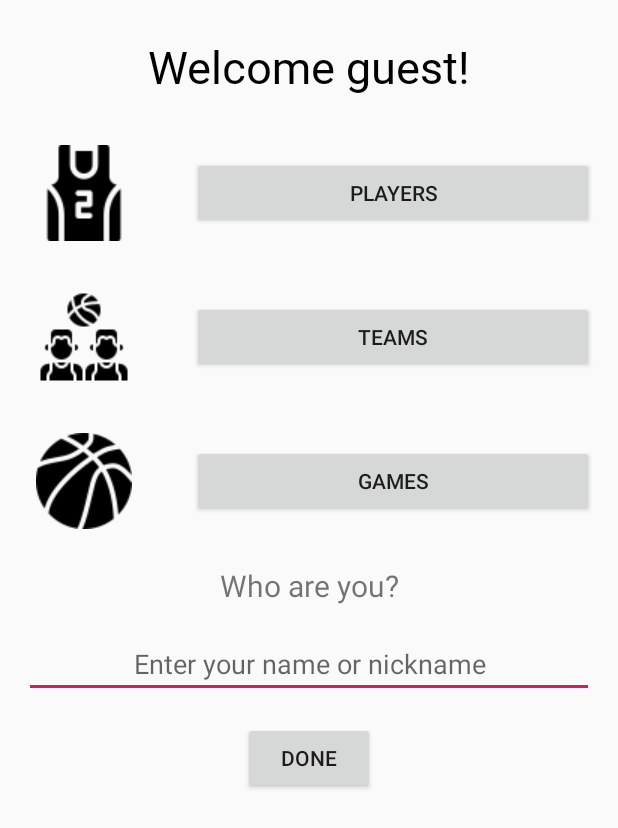
After one commit to MisterWeeMan/StatsDontLie, an Android app: the layout activity_main_constraints.xml on its own in the app's theme, with its tools: preview values and no code run, on a phone screen of 412 x 824 dp. The commit adds this screen. Shown: the top 828 px of the screen. Run offline under Robolectric (Android 15) with nearby library versions, the phone set to English and light mode, and no system bars.

Commit message:
Add constraint layout of the main activity.

```diff
--- a/app/src/main/AndroidManifest.xml
+++ b/app/src/main/AndroidManifest.xml
@@ -1,7 +1,7 @@
 <?xml version="1.0" encoding="utf-8"?>
 <manifest xmlns:android="http://schemas.android.com/apk/res/android"
     xmlns:tools="http://schemas.android.com/tools"
-    package="com.example.portfolioapp">
+    package="com.example.statsdontlie">
 
     <uses-permission android:name="android.permission.INTERNET" />
 
--- a/app/src/main/java/com/example/portfolioapp/api/NbaService.kt
+++ b/app/src/main/java/com/example/statsdontlie/api/NbaService.kt
@@ -1,6 +1,6 @@
-package com.example.portfolioapp.api
+package com.example.statsdontlie.api
 
-import com.example.portfolioapp.model.json.PlayersData
+import com.example.statsdontlie.model.json.PlayersData
 import com.squareup.moshi.Moshi
 import com.squareup.moshi.kotlin.reflect.KotlinJsonAdapterFactory
 import retrofit2.Retrofit
--- a/app/src/main/java/com/example/portfolioapp/model/Player.kt
+++ b/app/src/main/java/com/example/statsdontlie/model/Player.kt
@@ -1,4 +1,4 @@
-package com.example.portfolioapp.model
+package com.example.statsdontlie.model
 
 import com.squareup.moshi.Json
 
--- a/app/src/main/java/com/example/portfolioapp/model/Team.kt
+++ b/app/src/main/java/com/example/statsdontlie/model/Team.kt
@@ -1,4 +1,4 @@
-package com.example.portfolioapp.model
+package com.example.statsdontlie.model
 
 import com.squareup.moshi.Json
 
--- a/app/src/main/java/com/example/portfolioapp/model/json/PlayersData.kt
+++ b/app/src/main/java/com/example/statsdontlie/model/json/PlayersData.kt
@@ -1,6 +1,6 @@
-package com.example.portfolioapp.model.json
+package com.example.statsdontlie.model.json
 
-import com.example.portfolioapp.model.Player
+import com.example.statsdontlie.model.Player
 import com.squareup.moshi.Json
 
 data class PlayersData(
--- /dev/null
+++ b/app/src/main/res/layout/activity_main_constraints.xml
@@ -0,0 +1,122 @@
+<?xml version="1.0" encoding="utf-8"?>
+<layout xmlns:android="http://schemas.android.com/apk/res/android"
+    xmlns:tools="http://schemas.android.com/tools">
+
+    <androidx.constraintlayout.widget.ConstraintLayout xmlns:app="http://schemas.android.com/apk/res-auto"
+        android:layout_width="match_parent"
+        android:layout_height="match_parent">
+
+        <TextView
+            android:id="@+id/welcome_text"
+            android:layout_width="0dp"
+            android:layout_height="wrap_content"
+            android:layout_marginStart="@dimen/layout_margin"
+            android:layout_marginTop="@dimen/layout_margin"
+            android:layout_marginEnd="@dimen/layout_margin"
+            android:fontFamily="@font/roboto"
+            android:paddingTop="@dimen/small_padding"
+            android:paddingBottom="@dimen/small_padding"
+            android:text="@string/welcome_message_guest"
+            android:textAlignment="center"
+            android:textColor="@android:color/black"
+            android:textSize="@dimen/main_title"
+            app:layout_constraintEnd_toEndOf="parent"
+            app:layout_constraintStart_toStartOf="parent"
+            app:layout_constraintTop_toTopOf="parent" />
+
+        <ImageView
+            android:id="@+id/player_image"
+            style="@style/main_menu_image_constraint_style"
+            android:contentDescription="@string/basketball_player_jersey_description"
+            app:layout_constraintEnd_toStartOf="@id/player_btn"
+            app:layout_constraintStart_toStartOf="parent"
+            app:layout_constraintTop_toBottomOf="@id/welcome_text"
+            app:srcCompat="@drawable/basketball_jersey_black" />
+
+        <Button
+            android:id="@+id/player_btn"
+            style="@style/main_menu_btn_constraint_style"
+            android:text="@string/players"
+            app:layout_constraintBottom_toBottomOf="@id/player_image"
+            app:layout_constraintEnd_toEndOf="parent"
+            app:layout_constraintStart_toEndOf="@id/player_image"
+            app:layout_constraintTop_toTopOf="@id/player_image" />
+
+        <ImageView
+            android:id="@+id/team_image"
+            style="@style/main_menu_image_constraint_style"
+            android:contentDescription="@string/two_basketball_players_description"
+            app:layout_constraintEnd_toStartOf="@id/team_btn"
+            app:layout_constraintStart_toStartOf="parent"
+            app:layout_constraintTop_toBottomOf="@id/player_image"
+            app:srcCompat="@drawable/basketball_players_black" />
+
+        <Button
+            android:id="@+id/team_btn"
+            style="@style/main_menu_btn_constraint_style"
+            android:text="@string/teams"
+            app:layout_constraintBottom_toBottomOf="@id/team_image"
+            app:layout_constraintEnd_toEndOf="parent"
+            app:layout_constraintStart_toEndOf="@id/team_image"
+            app:layout_constraintTop_toTopOf="@id/team_image" />
+
+        <ImageView
+            android:id="@+id/games_image"
+            style="@style/main_menu_image_constraint_style"
+            android:contentDescription="@string/basketball_description"
+            app:layout_constraintEnd_toStartOf="@id/games_btn"
+            app:layout_constraintStart_toStartOf="parent"
+            app:layout_constraintTop_toBottomOf="@id/team_image"
+            app:srcCompat="@drawable/basketball" />
+
+        <Button
+            android:id="@+id/games_btn"
+            style="@style/main_menu_btn_constraint_style"
+            android:text="@string/games"
+            app:layout_constraintBottom_toBottomOf="@id/games_image"
+            app:layout_constraintEnd_toEndOf="parent"
+            app:layout_constraintStart_toEndOf="@id/games_image"
+            app:layout_constraintTop_toTopOf="@id/games_image" />
+
+        <TextView
+            android:id="@+id/who_text"
+            android:layout_width="match_parent"
+            android:layout_height="wrap_content"
+            android:layout_marginStart="@dimen/layout_margin"
+            android:layout_marginTop="@dimen/layout_margin"
+            android:layout_marginEnd="@dimen/layout_margin"
+            android:text="@string/who_are_you"
+            android:textAlignment="center"
+            android:textSize="@dimen/medium_text"
+            app:layout_constraintEnd_toEndOf="parent"
+            app:layout_constraintStart_toStartOf="parent"
+            app:layout_constraintTop_toBottomOf="@id/games_image" />
+
+        <EditText
+            android:id="@+id/who_edit_text"
+            android:layout_width="match_parent"
+            android:layout_height="wrap_content"
+            android:layout_marginStart="@dimen/layout_margin"
+            android:layout_marginTop="@dimen/layout_margin"
+            android:layout_marginEnd="@dimen/layout_margin"
+            android:ems="10"
+            android:hint="@string/edit_name_text"
+            android:inputType="textPersonName"
+            android:textAlignment="center"
+            app:layout_constraintEnd_toEndOf="parent"
+            app:layout_constraintStart_toStartOf="parent"
+            app:layout_constraintTop_toBottomOf="@id/who_text" />
+
+        <Button
+            android:id="@+id/who_done_button"
+            android:layout_width="wrap_content"
+            android:layout_height="wrap_content"
+            android:layout_marginTop="@dimen/layout_margin"
+            android:text="@string/done"
+            app:layout_constraintEnd_toEndOf="parent"
+            app:layout_constraintStart_toStartOf="parent"
+            app:layout_constraintTop_toBottomOf="@id/who_edit_text" />
+
+    </androidx.constraintlayout.widget.ConstraintLayout>
+
+</layout>
--- a/app/src/main/res/values/styles.xml
+++ b/app/src/main/res/values/styles.xml
@@ -30,4 +30,20 @@
         <item name="android:layout_marginBottom">@dimen/layout_margin</item>
     </style>
 
+    <style name="main_menu_image_constraint_style">
+        <item name="android:layout_width">wrap_content</item>
+        <item name="android:layout_height">wrap_content</item>
+        <item name="android:layout_marginStart">@dimen/layout_margin</item>
+        <item name="android:layout_marginTop">@dimen/layout_margin</item>
+        <item name="android:layout_marginEnd">@dimen/layout_margin</item>
+        <item name="android:padding">@dimen/small_padding</item>
+    </style>
+
+    <style name="main_menu_btn_constraint_style">
+        <item name="android:layout_width">0dp</item>
+        <item name="android:layout_height">wrap_content</item>
+        <item name="android:layout_marginStart">@dimen/layout_margin</item>
+        <item name="android:layout_marginEnd">@dimen/layout_margin</item>
+    </style>
+
 </resources>
```
Also changed, not shown: app/src/main/java/com/example/statsdontlie/MainActivity.kt (renamed from app/src/main/java/com/example/portfolioapp/MainActivity.kt, +13 -13 lines), app/src/main/res/layout/activity_main.xml (+4 -4 lines), app/src/main/res/drawable/basketball_jersey_black.png (renamed from app/src/main/res/drawable/basketball_jersey_1.png), app/src/main/res/drawable/basketball_players_black.png (renamed from app/src/main/res/drawable/basketball_players_1.png), 4 other files.
